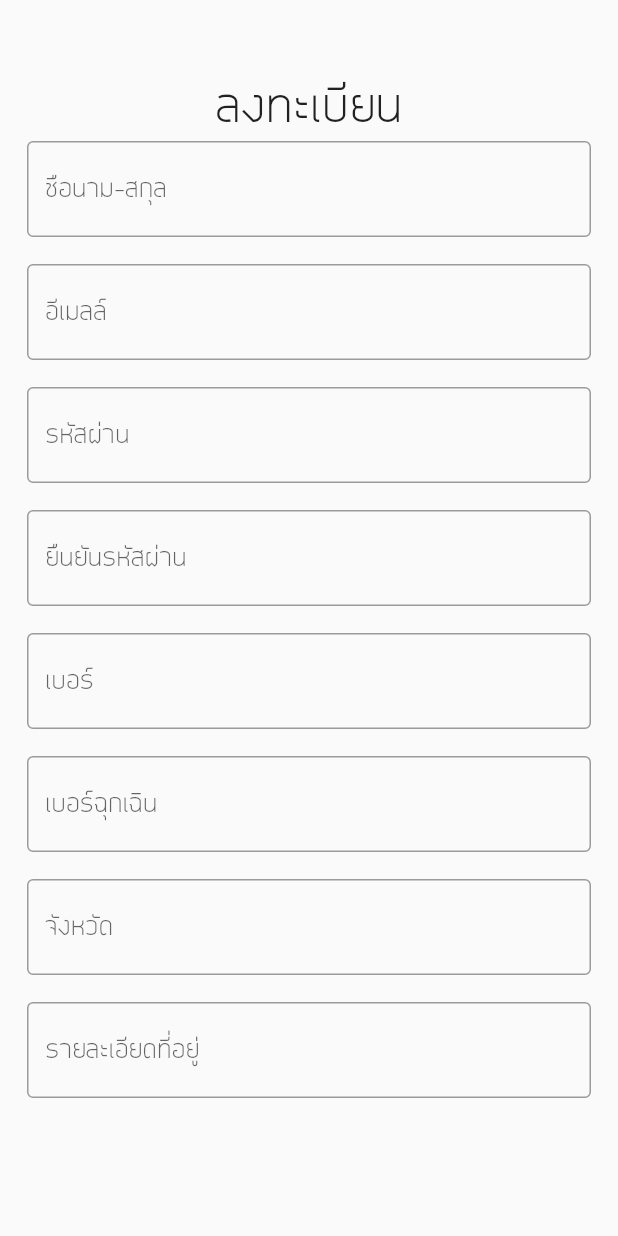
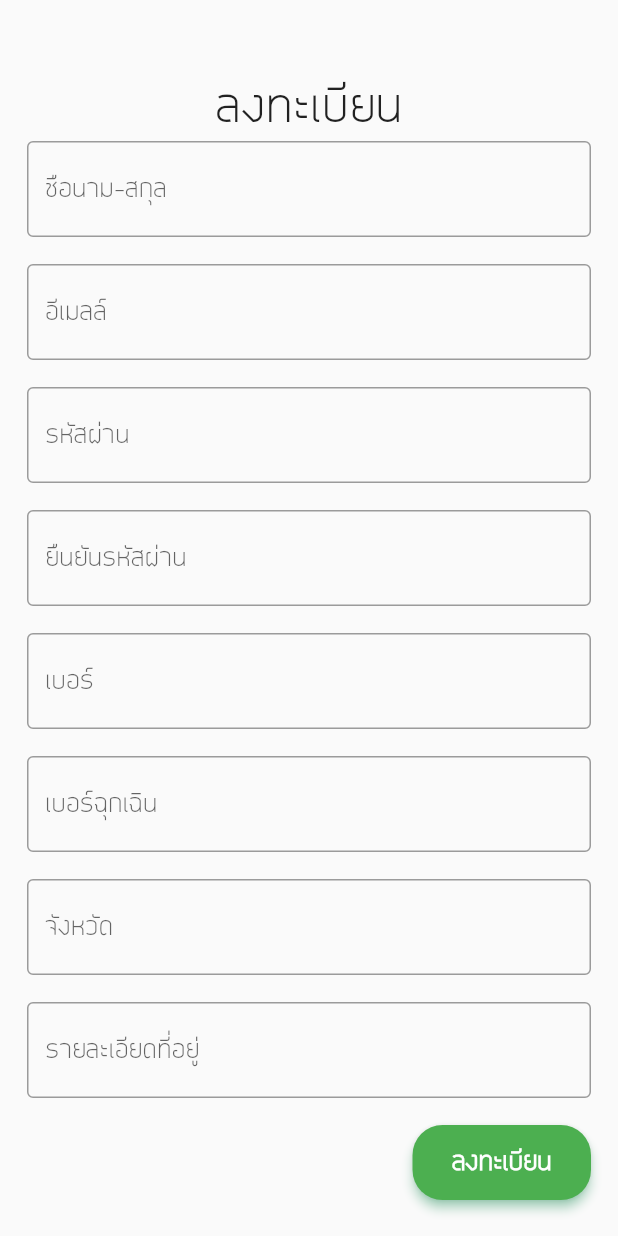
Before and after one commit to ReemWSW/MaidService, a Flutter app: the SignUpPage screen opened by its route, on a phone screen of 412 x 824 dp. Run offline on Flutter 3.47's test engine with Material 2 defaults, Android fonts, the phone set to English and light mode, and no system bars; our stand-ins replace get.

Commit message:
button sugnup

```diff
--- a/lib/pages/signup/views/signup.dart
+++ b/lib/pages/signup/views/signup.dart
@@ -19,9 +19,9 @@ class SignUpPage extends StatelessWidget {
                 ),
               ),
               Container(
-                padding: const EdgeInsets.symmetric(horizontal: 18.0),
+                padding: const EdgeInsets.fromLTRB(18, 0, 18, 18),
                 child: Column(
-                  children: const <Widget>[
+                  children: <Widget>[
                     CustomFormField(
                       hintText: 'ชือนาม-สกุล',
                       keyboardType: TextInputType.name,
@@ -55,6 +55,30 @@ class SignUpPage extends StatelessWidget {
                       hintText: 'รายละเอียดที่อยู่',
                       keyboardType: TextInputType.text,
                     ),
+                    Row(
+                      mainAxisAlignment: MainAxisAlignment.end,
+                      children: [
+                        ElevatedButton(
+                          style: ElevatedButton.styleFrom(
+                            primary: Colors.green,
+                            onPrimary: Colors.white,
+                            shadowColor: Colors.greenAccent,
+                            elevation: 3,
+                            shape: RoundedRectangleBorder(
+                                borderRadius: BorderRadius.circular(20.0)),
+                            minimumSize: const Size(119, 50), //////// HERE
+                          ),
+                          onPressed: () {},
+                          child: const Text(
+                            'ลงทะเบียน',
+                            style: TextStyle(
+                              fontSize: 16,
+                              fontWeight: FontWeight.bold,
+                            ),
+                          ),
+                        ),
+                      ],
+                    ),
                   ],
                 ),
               )
```
